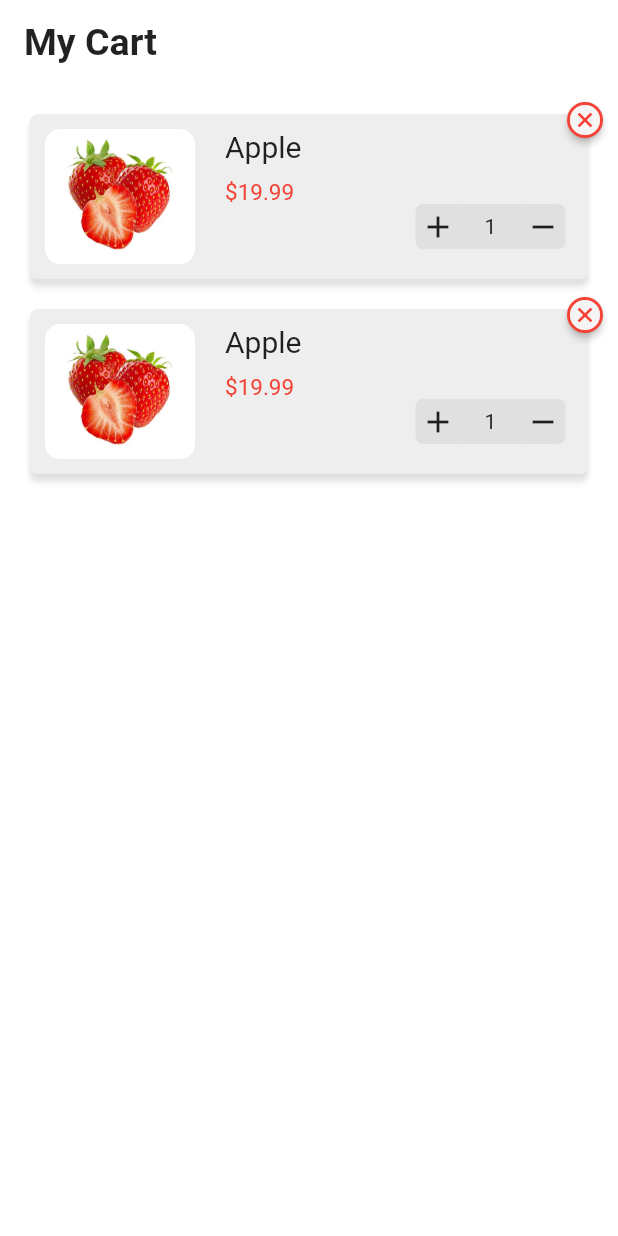
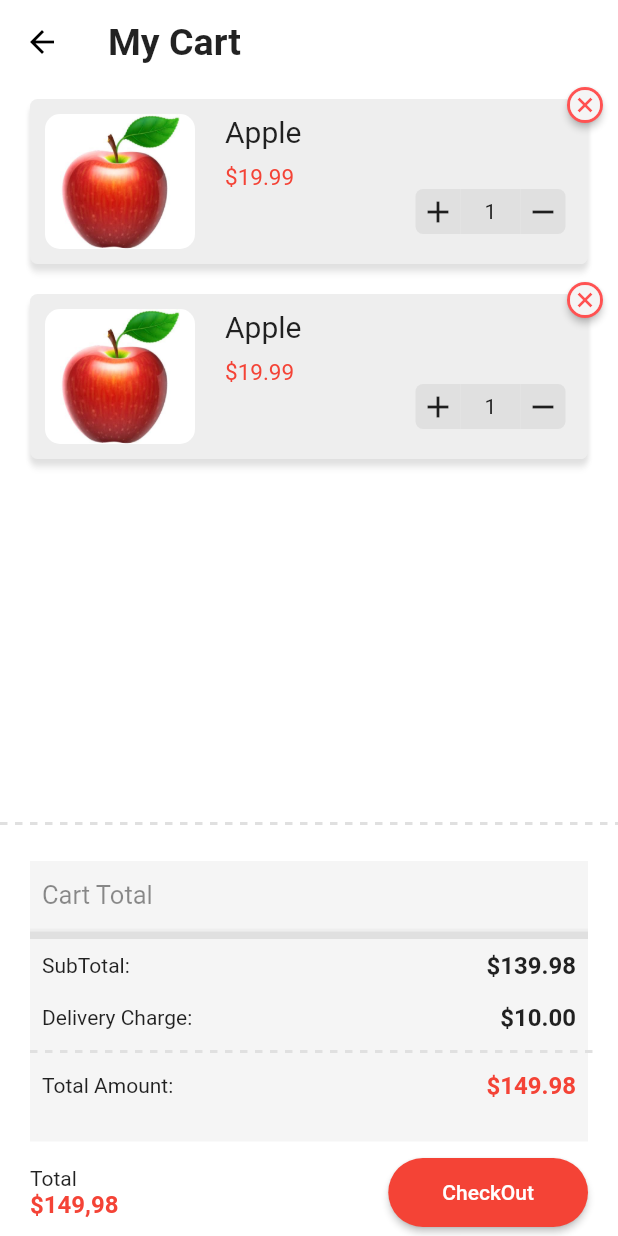
Before and after one commit to Manu-AdapptLimited/basket, a Flutter app: the CartScreen screen opened directly, on a phone screen of 412 x 824 dp. Run offline on Flutter 3.47's test engine with Material 2 defaults, Android fonts, the phone set to English and light mode, and no system bars; drawn by our look-alikes of badges.

Commit message:
cart completed

```diff
--- a/lib/Cart/CartItem.dart
+++ b/lib/Cart/CartItem.dart
@@ -29,13 +29,13 @@ class CartItem extends StatelessWidget {
                 color: Colors.white,
                 borderRadius: BorderRadius.all(Radius.circular(10))),
             child: Image.asset(
-              'assets/images/10.jpeg',
+              'assets/images/6.jpeg',
               fit: BoxFit.scaleDown,
             ),
           ),
           Badge(
 
-            badgeColor: Colors.red,
+            badgeColor: Colors.redAccent,
             padding: EdgeInsets.all(0.0),
             badgeContent: Icon(
               Icons.cancel,
--- a/lib/Cart/CartScreen.dart
+++ b/lib/Cart/CartScreen.dart
@@ -1,6 +1,9 @@
+import 'package:basket/Cart/CartTotalBox.dart';
+import 'package:basket/Cart/DashedLines.dart';
 import 'package:flutter/material.dart';
 
 import 'CartItem.dart';
+import 'CheckOut.dart';
 
 class CartScreen extends StatelessWidget {
   @override
@@ -10,32 +13,86 @@ class CartScreen extends StatelessWidget {
       appBar: AppBar(
         elevation: 0.0,
         backgroundColor: Colors.white,
-        title: Text('My Cart',style: TextStyle(
-          fontWeight: FontWeight.bold,
-          fontSize: 25.0
-        ),),
-
-
+        title: Text(
+          'My Cart',
+          style: TextStyle(fontWeight: FontWeight.bold, fontSize: 25.0),
         ),
-      body: Column(
+      ),
+      body: OrientationBuilder(builder: (context, orientation) {
+        if (orientation == Orientation.portrait) {
+          return Column(
             children: <Widget>[
               Expanded(
                 child: ListView(
                   children: <Widget>[
-                SizedBox(height:20.0 ,),
+                    SizedBox(
+                      height: 10.0,
+                    ),
                     CartItem(),
-                 SizedBox(height: 20.0,),
+                    SizedBox(
+                      height: 20.0,
+                    ),
                     CartItem(),
-
                   ],
-
                 ),
               ),
+              Column(
+                children: <Widget>[
+                  DashedLines(),
+                  SizedBox(
+                    height: 20.0,
+                  ),
+                  CartTotalBox(),
+                  CheckOut(),
+                  SizedBox(
+                    height: 5,
+                  )
+                ],
+              )
+            ],
+          );
+        } else {
+          return SingleChildScrollView(
+            child: Expanded(
+                          child: Container(
 
-
+                height: 450.0,
+                child: Column(
+                  children: <Widget>[
+                    Expanded(
+                      child: ListView(
+                        children: <Widget>[
+                          SizedBox(
+                            height: 10.0,
+                          ),
+                          CartItem(),
+                          SizedBox(
+                            height: 20.0,
+                          ),
+                          CartItem(),
                         ],
-
+                      ),
+                    ),
+                    Column(
+                      children: <Widget>[
+                        DashedLines(),
+                        SizedBox(
+                          height: 20.0,
+                        ),
+                        CartTotalBox(),
+                        CheckOut(),
+                        SizedBox(
+                          height: 5,
+                        )
+                      ],
+                    )
+                  ],
+                ),
+              ),
             ),
           );
         }
+      }),
+    );
   }
+}
--- /dev/null
+++ b/lib/Cart/CartTotalBox.dart
@@ -0,0 +1,94 @@
+import 'package:basket/Cart/DashedLines.dart';
+import 'package:flutter/material.dart';
+
+class CartTotalBox extends StatelessWidget {
+  @override
+  Widget build(BuildContext context) {
+    return Column(
+      children: <Widget>[
+        Container(
+          alignment: Alignment.centerLeft,
+          height: 45.0,
+          width: MediaQuery.of(context).size.width,
+          margin: EdgeInsets.only(left: 20, right: 20),
+          decoration: BoxDecoration(color: Colors.grey[100], boxShadow: [
+            BoxShadow(color: Colors.grey[100], offset: Offset(0, 5)),
+            BoxShadow(color: Colors.grey[200], offset: Offset(0, 5)),
+            BoxShadow(color: Colors.grey[200], offset: Offset(0, 5))
+          ]),
+          child: Padding(
+            padding: const EdgeInsets.all(8.0),
+            child: Text(
+              'Cart Total',
+              style: TextStyle(fontSize: 17.0, color: Colors.black45),
+            ),
+          ),
+        ),
+        SizedBox(
+          height: 7,
+        ),
+        Container(
+          height: 135.0,
+          width: MediaQuery.of(context).size.width,
+          margin: EdgeInsets.only(left: 20, right: 20),
+          decoration: BoxDecoration(color: Colors.grey[100], boxShadow: [
+            BoxShadow(color: Colors.grey[100], offset: Offset(0, -5)),
+            BoxShadow(color: Colors.grey[200], offset: Offset(0, -5)),
+            BoxShadow(color: Colors.grey[300], offset: Offset(0, -5))
+          ]),
+          child: Column(
+            children: <Widget>[
+              Padding(
+                padding: const EdgeInsets.all(8.0),
+                child: Row(
+                  mainAxisAlignment: MainAxisAlignment.spaceBetween,
+                  children: <Widget>[
+                    Text('SubTotal:'),
+                    Text(
+                      '\$139.98',
+                      style: TextStyle(
+                        fontWeight: FontWeight.bold,
+                        fontSize: 16,
+                      ),
+                    )
+                  ],
+                ),
+              ),
+              Padding(
+                padding: const EdgeInsets.all(8.0),
+                child: Row(
+                  mainAxisAlignment: MainAxisAlignment.spaceBetween,
+                  children: <Widget>[
+                    Text('Delivery Charge:'),
+                    Text(
+                      '\$10.00',
+                      style: TextStyle(
+                        fontWeight: FontWeight.bold,
+                        fontSize: 16,
+                      ),
+                    ),
+
+                  ],
+                ),
+              ),
+              DashedLines(),
+              Padding(
+                padding: const EdgeInsets.all(8.0),
+                child: Row(
+                  mainAxisAlignment: MainAxisAlignment.spaceBetween,
+                  children: <Widget>[
+                   Text('Total Amount:'),
+                   Text('\$149.98', style: TextStyle(
+                          fontWeight: FontWeight.bold,
+                          fontSize: 16,
+                          color: Colors.red
+                        ),)
+                ],),
+              )
+            ],
+          ),
+        )
+      ],
+    );
+  }
+}
--- /dev/null
+++ b/lib/Cart/CheckOut.dart
@@ -0,0 +1,42 @@
+import 'package:flutter/material.dart';
+
+class CheckOut extends StatelessWidget {
+  @override
+  Widget build(BuildContext context) {
+    return Padding(
+      padding: const EdgeInsets.only(left: 20,right: 20,top: 10),
+      child: Row(
+        mainAxisAlignment: MainAxisAlignment.spaceBetween,
+        children: <Widget>[
+          Column(
+            crossAxisAlignment: CrossAxisAlignment.start,
+            children: <Widget>[
+              Text('Total'),
+              Text('\$149,98',style: TextStyle(
+                fontSize: 16,
+                fontWeight: FontWeight.bold,
+                color: Colors.red
+              ),)
+            ],
+          ),
+          Container(
+
+            child: RaisedButton(
+              color: Colors.red,
+             shape:StadiumBorder(
+
+             ) ,
+              onPressed: (){},
+            child: Padding(
+              padding: const EdgeInsets.only(left: 20,right: 20,top: 15,bottom: 15),
+              child: Text('CheckOut',style: TextStyle(
+                color: Colors.white,
+              ),),
+            ),
+            ),
+          )
+        ],
+      ),
+    );
+  }
+}
--- /dev/null
+++ b/lib/Cart/DashedLines.dart
@@ -0,0 +1,51 @@
+import 'package:flutter/material.dart';
+import 'package:flutter/rendering.dart';
+
+class DashedLines extends StatelessWidget {
+  @override
+  Widget build(BuildContext context) {
+    return Container(
+      child: Row(
+        children: <Widget>[
+          Expanded(child: LayoutBuilder(
+            builder: (BuildContext context, BoxConstraints constraints) {
+              return CustomPaint(
+                size: Size(constraints.maxWidth, 10),
+                painter: DashPainter(),
+              );
+            },
+          ))
+        ],
+      ),
+    );
+  }
+}
+
+class DashPainter extends CustomPainter {
+  @override
+  void paint(Canvas canvas, Size size) {
+    var paint = Paint()
+      ..strokeWidth = 2
+      ..isAntiAlias = true
+      ..color = Colors.grey[300];
+
+    var max = size.width;
+    var height = size.height / 2;
+    var dashWidth = 5;
+    var dashSpace = 5;
+    double startX = 0;
+
+    final space = (dashSpace + dashWidth);
+    while (startX < max) {
+      canvas.drawLine(
+        Offset(startX, height),
+        Offset(startX + dashWidth, height),
+        paint,
+      );
+      startX += space;
+    }
+  }
+
+  @override
+  bool shouldRepaint(CustomPainter oldDelegate) => false;
+}
--- a/lib/HomePage.dart
+++ b/lib/HomePage.dart
@@ -1,3 +1,4 @@
+import 'package:basket/Cart/CartScreen.dart';
 import 'package:basket/Category.dart';
 import 'package:basket/SearchScreen.dart';
 import 'package:basket/TabBarScreen.dart';
@@ -47,10 +48,7 @@ class _MyHomePageState extends State<MyHomePage> {
             SingleChildScrollView(
               child: Container(
                 height: MediaQuery.of(context).size.height - 320.0,
-                child: TabBarView(
-
-
-                  children: <Widget>[
+                child: TabBarView(children: <Widget>[
                   ItemCollection(),
                   ItemCollection(),
                   ItemCollection(),
@@ -63,7 +61,10 @@ class _MyHomePageState extends State<MyHomePage> {
         ),
         floatingActionButton: FloatingActionButton(
           backgroundColor: Colors.redAccent,
-          onPressed: () {},
+          onPressed: () {
+            Navigator.of(context)
+                .push(MaterialPageRoute(builder: (context) => CartScreen()));
+          },
           child: Icon(
             Icons.shopping_cart,
             color: Colors.white,
--- a/lib/main.dart
+++ b/lib/main.dart
@@ -16,7 +16,7 @@ class MyApp extends StatelessWidget {
         primaryColor: Colors.grey[100],
         visualDensity: VisualDensity.adaptivePlatformDensity,
       ),
-      home: CartScreen(),
+      home: MyHomePage(),
     );
   }
 }
```
Lines whose indentation alone changed are shown as unchanged.
